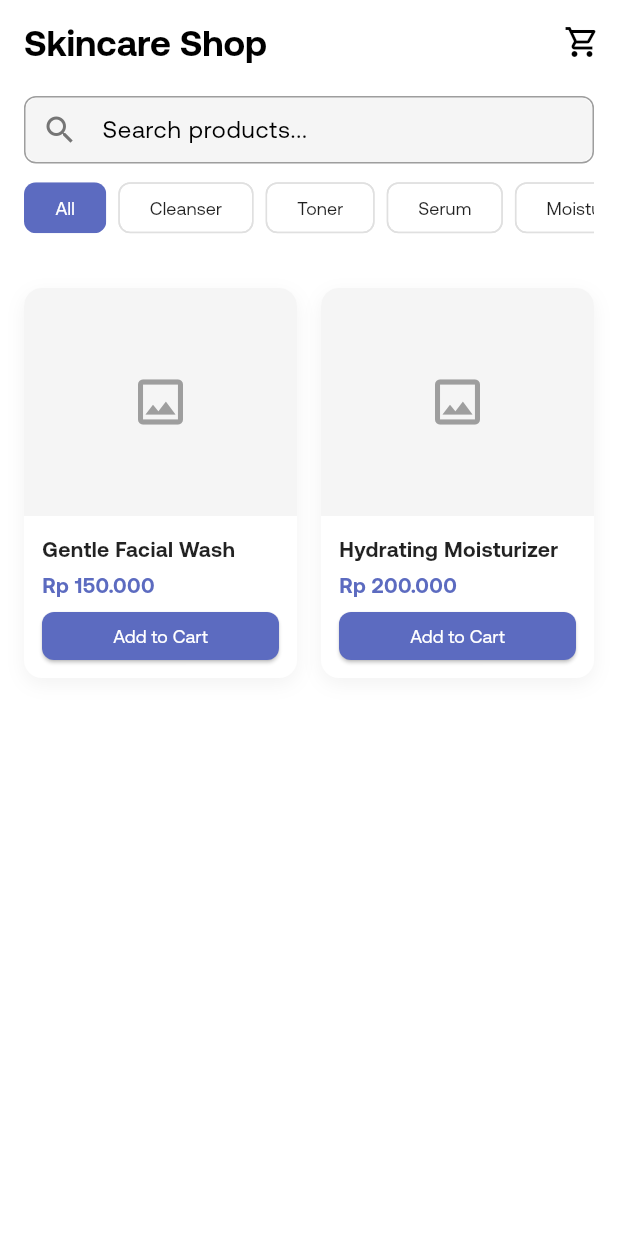
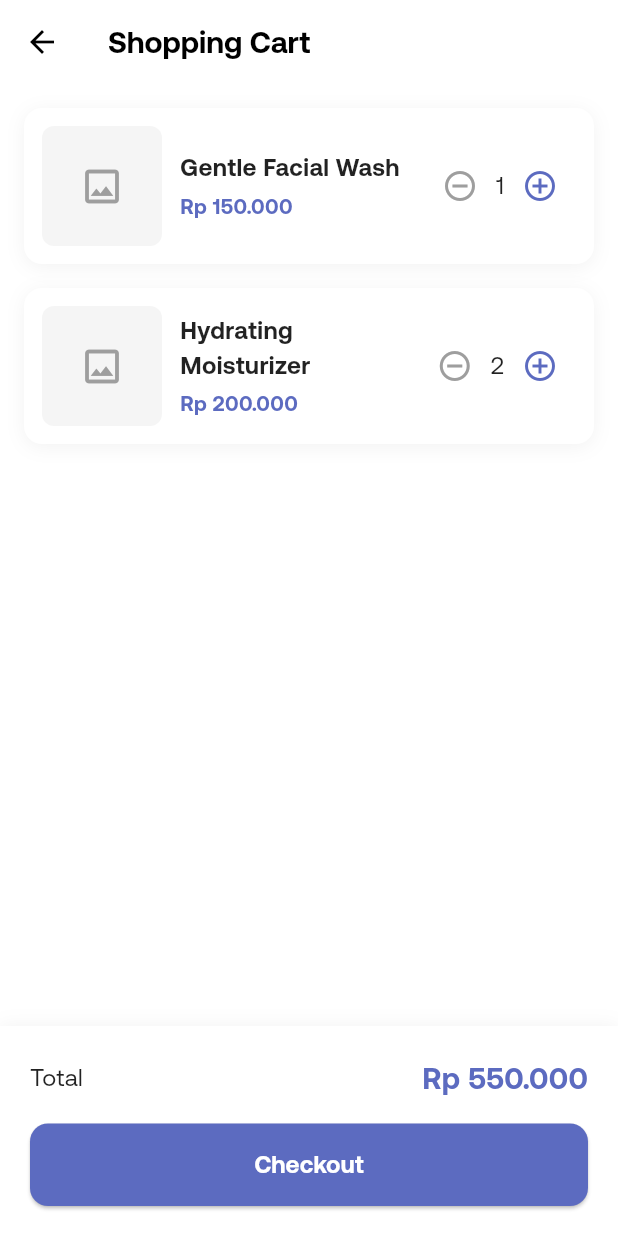
Before and after one commit to Arrizky0911/Telehealth, a Flutter app: the ShopScreen screen opened directly, after a tap on the "shopping cart" icon, on a phone screen of 412 x 824 dp. Run offline on Flutter 3.47's test engine with Material 3 defaults, Android fonts, the phone set to English and light mode, and no system bars; our stand-ins replace cloud_firestore, firebase_auth, firebase_core, firebase_storage, google_sign_in, signature; accounts and stored records are empty; network calls fail.

Commit message:
cart page simulation with current dummy data

```diff
--- a/lib/src/features/main/widgets/consultation_card.dart
+++ b/lib/src/features/main/widgets/consultation_card.dart
@@ -1,5 +1,4 @@
 import 'package:flutter/material.dart';
-import 'package:myapp/src/features/tasks/tasks_screen.dart';
 import 'package:myapp/src/features/main/doctor/doctor_list_screen.dart';
 
 class VirtualConsultationsCard extends StatelessWidget {
--- /dev/null
+++ b/lib/src/features/shop/cart_screen.dart
@@ -0,0 +1,275 @@
+import 'package:flutter/material.dart';
+import 'package:intl/intl.dart';
+import 'shop_screen.dart';
+import 'product_detail_screen.dart';
+
+class CartScreen extends StatefulWidget {
+  const CartScreen({super.key});
+
+  @override
+  State<CartScreen> createState() => _CartScreenState();
+}
+
+class _CartScreenState extends State<CartScreen> {
+  final List<CartItem> _cartItems = [
+    CartItem(
+      product: Product(
+        id: '1',
+        name: 'Gentle Facial Wash',
+        price: 150000,
+        imageUrl: 'https://example.com/facial-wash.jpg',
+        description: 'Gentle facial wash for daily use',
+        category: 'Cleanser',
+      ),
+      quantity: 1,
+    ),
+    CartItem(
+      product: Product(
+        id: '2',
+        name: 'Hydrating Moisturizer',
+        price: 200000,
+        imageUrl: 'https://example.com/moisturizer.jpg',
+        description: 'Deep hydration for all skin types',
+        category: 'Moisturizer',
+      ),
+      quantity: 2,
+    ),
+  ];
+
+  double get _total => _cartItems.fold(
+        0,
+        (sum, item) => sum + (item.product.price * item.quantity),
+      );
+
+  @override
+  Widget build(BuildContext context) {
+    return Scaffold(
+      backgroundColor: Colors.white,
+      appBar: AppBar(
+        title: const Text(
+          'Shopping Cart',
+          style: TextStyle(
+            fontSize: 20,
+            fontWeight: FontWeight.bold,
+          ),
+        ),
+        backgroundColor: Colors.white,
+        foregroundColor: Colors.black,
+        elevation: 0,
+      ),
+      body: _cartItems.isEmpty
+          ? const Center(
+              child: Column(
+                mainAxisAlignment: MainAxisAlignment.center,
+                children: [
+                  Icon(Icons.shopping_cart_outlined, size: 64, color: Colors.grey),
+                  SizedBox(height: 16),
+                  Text(
+                    'Your cart is empty',
+                    style: TextStyle(
+                      fontSize: 16,
+                      color: Colors.grey,
+                    ),
+                  ),
+                ],
+              ),
+            )
+          : Column(
+              children: [
+                Expanded(
+                  child: ListView.separated(
+                    padding: const EdgeInsets.all(16),
+                    itemCount: _cartItems.length,
+                    separatorBuilder: (context, index) => const SizedBox(height: 16),
+                    itemBuilder: (context, index) {
+                      final item = _cartItems[index];
+                      return _buildCartItem(item);
+                    },
+                  ),
+                ),
+                _buildCheckoutSection(),
+              ],
+            ),
+    );
+  }
+
+  Widget _buildCartItem(CartItem item) {
+    return InkWell(
+      onTap: () {
+        Navigator.push(
+          context,
+          MaterialPageRoute(
+            builder: (context) => ProductDetailScreen(product: item.product),
+          ),
+        );
+      },
+      child: Container(
+        padding: const EdgeInsets.all(12),
+        decoration: BoxDecoration(
+          color: Colors.white,
+          borderRadius: BorderRadius.circular(12),
+          boxShadow: [
+            BoxShadow(
+              color: Colors.black.withOpacity(0.05),
+              blurRadius: 10,
+              offset: const Offset(0, 2),
+            ),
+          ],
+        ),
+        child: Row(
+          children: [
+            // Product Image
+            Container(
+              width: 80,
+              height: 80,
+              decoration: BoxDecoration(
+                color: Colors.grey[100],
+                borderRadius: BorderRadius.circular(8),
+              ),
+              child: Center(
+                child: Image.network(
+                  item.product.imageUrl,
+                  fit: BoxFit.cover,
+                  errorBuilder: (context, error, stackTrace) =>
+                      const Icon(Icons.image_outlined, size: 30, color: Colors.grey),
+                ),
+              ),
+            ),
+            const SizedBox(width: 12),
+
+            // Product Info
+            Expanded(
+              child: Column(
+                crossAxisAlignment: CrossAxisAlignment.start,
+                children: [
+                  Text(
+                    item.product.name,
+                    style: const TextStyle(
+                      fontWeight: FontWeight.w600,
+                      fontSize: 16,
+                    ),
+                  ),
+                  const SizedBox(height: 4),
+                  Text(
+                    'Rp ${NumberFormat('#,###', 'id_ID').format(item.product.price).replaceAll(',', '.')}',
+                    style: const TextStyle(
+                      color: Color(0xFF5C6BC0),
+                      fontWeight: FontWeight.bold,
+                    ),
+                  ),
+                ],
+              ),
+            ),
+
+            // Quantity Controls
+            Row(
+              children: [
+                IconButton(
+                  onPressed: () {
+                    setState(() {
+                      if (item.quantity > 1) {
+                        item.quantity--;
+                      } else {
+                        _cartItems.remove(item);
+                      }
+                    });
+                  },
+                  icon: const Icon(Icons.remove_circle_outline),
+                  color: Colors.grey,
+                ),
+                Text(
+                  '${item.quantity}',
+                  style: const TextStyle(
+                    fontSize: 16,
+                    fontWeight: FontWeight.w500,
+                  ),
+                ),
+                IconButton(
+                  onPressed: () {
+                    setState(() {
+                      item.quantity++;
+                    });
+                  },
+                  icon: const Icon(Icons.add_circle_outline),
+                  color: const Color(0xFF5C6BC0),
+                ),
+              ],
+            ),
+          ],
+        ),
+      ),
+    );
+  }
+
+  Widget _buildCheckoutSection() {
+    return Container(
+      padding: const EdgeInsets.all(20),
+      decoration: BoxDecoration(
+        color: Colors.white,
+        boxShadow: [
+          BoxShadow(
+            color: Colors.black.withOpacity(0.05),
+            blurRadius: 10,
+          ),
+        ],
+      ),
+      child: SafeArea(
+        child: Column(
+          children: [
+            Row(
+              mainAxisAlignment: MainAxisAlignment.spaceBetween,
+              children: [
+                const Text(
+                  'Total',
+                  style: TextStyle(
+                    fontSize: 16,
+                    fontWeight: FontWeight.w500,
+                  ),
+                ),
+                Text(
+                  'Rp ${NumberFormat('#,###', 'id_ID').format(_total).replaceAll(',', '.')}',
+                  style: const TextStyle(
+                    fontSize: 20,
+                    fontWeight: FontWeight.bold,
+                    color: Color(0xFF5C6BC0),
+                  ),
+                ),
+              ],
+            ),
+            const SizedBox(height: 16),
+            SizedBox(
+              width: double.infinity,
+              child: ElevatedButton(
+                onPressed: () {},
+                style: ElevatedButton.styleFrom(
+                  backgroundColor: const Color(0xFF5C6BC0),
+                  padding: const EdgeInsets.symmetric(vertical: 16),
+                  shape: RoundedRectangleBorder(
+                    borderRadius: BorderRadius.circular(12),
+                  ),
+                ),
+                child: const Text(
+                  'Checkout',
+                  style: TextStyle(
+                    fontSize: 16,
+                    fontWeight: FontWeight.bold,
+                  ),
+                ),
+              ),
+            ),
+          ],
+        ),
+      ),
+    );
+  }
+}
+
+class CartItem {
+  final Product product;
+  int quantity;
+
+  CartItem({
+    required this.product,
+    this.quantity = 1,
+  });
+}
--- a/lib/src/features/shop/shop_screen.dart
+++ b/lib/src/features/shop/shop_screen.dart
@@ -2,6 +2,7 @@ import 'package:flutter/material.dart';
 import 'dart:async';
 import 'package:intl/intl.dart';
 import 'package:myapp/src/features/shop/product_detail_screen.dart';
+import 'cart_screen.dart';
 
 class Product {
   final String id;
@@ -32,6 +33,7 @@ class _ShopScreenState extends State<ShopScreen> {
   bool _isLoading = false;
   Timer? _debounce;
   List<Product> _filteredProducts = [];
+  int cartItemCount = 2;
 
   void _filterProducts() {
     setState(() => _isLoading = true);
@@ -126,9 +128,43 @@ class _ShopScreenState extends State<ShopScreen> {
                 ),
               ),
               actions: [
-                IconButton(
-                  icon: const Icon(Icons.shopping_cart_outlined),
-                  onPressed: () {},
+                Stack(
+                  children: [
+                    IconButton(
+                      icon: const Icon(Icons.shopping_cart_outlined),
+                      onPressed: () {
+                        Navigator.push(
+                          context,
+                          MaterialPageRoute(builder: (context) => const CartScreen()),
+                        );
+                      },
+                    ),
+                    if (cartItemCount > 0)
+                      Positioned(
+                        right: 8,
+                        top: 8,
+                        child: Container(
+                          padding: const EdgeInsets.all(4),
+                          decoration: const BoxDecoration(
+                            color: Color(0xFFFF4081),
+                            shape: BoxShape.circle,
+                          ),
+                          constraints: const BoxConstraints(
+                            minWidth: 16,
+                            minHeight: 16,
+                          ),
+                          child: Text(
+                            '$cartItemCount',
+                            style: const TextStyle(
+                              color: Colors.white,
+                              fontSize: 10,
+                              fontWeight: FontWeight.bold,
+                            ),
+                            textAlign: TextAlign.center,
+                          ),
+                        ),
+                      ),
+                  ],
                 ),
               ],
               backgroundColor: Colors.white,
```
